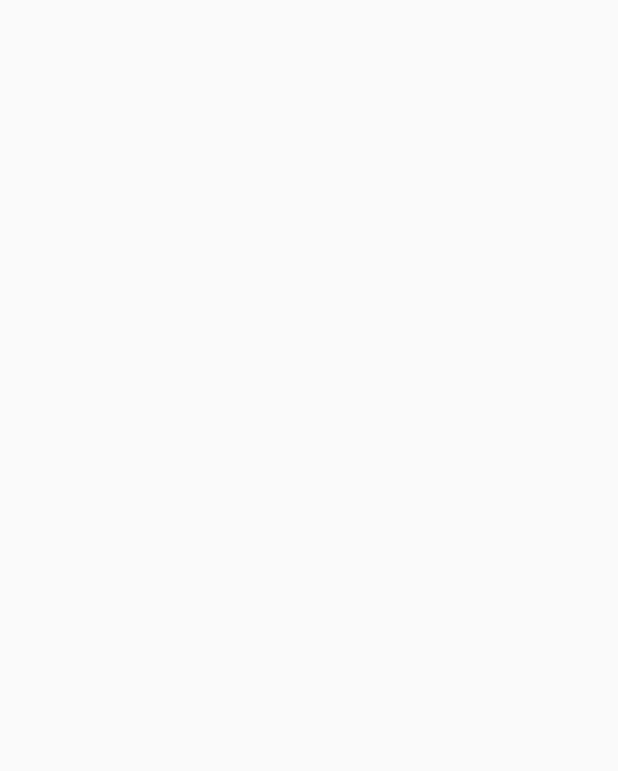
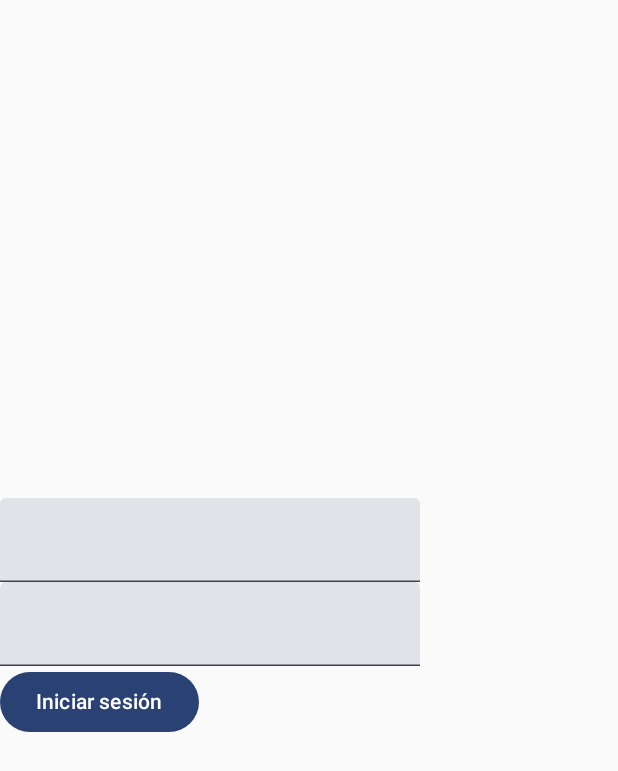
Before and after one commit to SoloSoyJuan/SafeBite, an Android app built with Jetpack Compose: the LoginScreen screen opened through its navigation route, on a phone screen of 412 x 824 dp. Before the commit the part shown is empty. Shown: the top 771 px of the screen. Run offline under Robolectric (Android 15) with nearby library versions, the phone set to English and light mode, and no system bars; our stand-ins replace Firebase (no records; nobody signed in at launch, a user with empty details on screens opened directly), livedata-compose.

```diff
--- a/app/build.gradle.kts
+++ b/app/build.gradle.kts
@@ -1,6 +1,7 @@
 plugins {
     alias(libs.plugins.android.application)
     alias(libs.plugins.jetbrains.kotlin.android)
+    alias(libs.plugins.google.gms.google.services)
 }
 
 android {
@@ -62,6 +63,8 @@ dependencies {
     implementation(libs.androidx.ui.graphics)
     implementation(libs.androidx.ui.tooling.preview)
     implementation(libs.androidx.material3)
+    implementation(libs.firebase.firestore)
+    implementation(libs.firebase.auth.ktx)
     testImplementation(libs.junit)
     androidTestImplementation(libs.androidx.junit)
     androidTestImplementation(libs.androidx.espresso.core)
--- a/app/src/main/java/com/example/safebite/MainActivity.kt
+++ b/app/src/main/java/com/example/safebite/MainActivity.kt
@@ -4,18 +4,32 @@ import android.os.Bundle
 import androidx.activity.ComponentActivity
 import androidx.activity.compose.setContent
 import androidx.activity.enableEdgeToEdge
+import androidx.compose.foundation.layout.Arrangement
+import androidx.compose.foundation.layout.Column
 import androidx.compose.foundation.layout.fillMaxSize
 import androidx.compose.foundation.layout.padding
+import androidx.compose.foundation.text.KeyboardOptions
+import androidx.compose.material3.Button
+import androidx.compose.material3.CircularProgressIndicator
 import androidx.compose.material3.Scaffold
 import androidx.compose.material3.Text
+import androidx.compose.material3.TextField
 import androidx.navigation.compose.NavHost
 import androidx.compose.runtime.Composable
+import androidx.compose.runtime.getValue
+import androidx.compose.runtime.livedata.observeAsState
+import androidx.compose.runtime.mutableStateOf
+import androidx.compose.runtime.remember
+import androidx.compose.runtime.setValue
 import androidx.compose.ui.Modifier
+import androidx.compose.ui.graphics.Color
+import androidx.compose.ui.text.input.KeyboardType
 import androidx.compose.ui.tooling.preview.Preview
 import androidx.lifecycle.viewmodel.compose.viewModel
 import androidx.navigation.NavController
 import androidx.navigation.compose.composable
 import androidx.navigation.compose.rememberNavController
+import com.example.safebite.domain.model.User
 import com.example.safebite.ui.theme.SafebiteTheme
 import com.example.safebite.viewmodel.ProfileViewModel
 import com.example.safebite.viewmodel.SignupViewModel
@@ -35,7 +49,7 @@ class MainActivity : ComponentActivity() {
 @Composable
 fun App(){
     val navController = rememberNavController()
-    NavHost(navController = navController, startDestination = "login"){
+    NavHost(navController = navController, startDestination = "signup"){
         composable("login"){ LoginScreen(navController)}
         composable("profile"){ ProfileScreen(navController)}
         composable("signup"){ SignupScreen(navController)}
@@ -44,20 +58,80 @@ fun App(){
 
 @Composable
 fun LoginScreen(navController: NavController, authViewModel:SignupViewModel = viewModel()){
+    val authState by authViewModel.authState.observeAsState()
+
+    var email by remember { mutableStateOf("") }
+    var password by remember { mutableStateOf("") }
+
+    Column(modifier = Modifier.fillMaxSize(), verticalArrangement = Arrangement.Center) {
+        TextField(value=email, onValueChange={email=it})
+        TextField(value=password, onValueChange={password=it})
+
+        if(authState == 1){
+            Text(text="Hubo un error")
+        }else if(authState == 3){
+            navController.navigate("profile")
+        }
+        Button(onClick = {
+            authViewModel.login(email,password)
+        }) {
+            Text(text="Iniciar sesión")
+        }
+    }
+}
+
+@Composable
+fun SignupScreen(navController: NavController, signupViewModel:SignupViewModel = viewModel()){
+
+    val authState = signupViewModel.authState.observeAsState()
+
+    var name by remember { mutableStateOf("")}
+    var username by remember { mutableStateOf("")}
+    var email by remember { mutableStateOf("")}
+    var password by remember { mutableStateOf("")}
+    var heightInput by remember { mutableStateOf("") }
+    var height by remember { mutableStateOf<Int?>(null)}
+    var weightInput by remember { mutableStateOf("") }
+    var weight by remember { mutableStateOf<Int?>(null)}
+
+    Scaffold(modifier = Modifier.fillMaxSize()) { paddingValues ->
+        Column(modifier = Modifier.padding(paddingValues)) {
+            TextField(value = name, onValueChange = { name = it } )
+            TextField(value = username, onValueChange = { username = it } )
+            TextField(value = email, onValueChange = { email = it } )
+            TextField(value = password, onValueChange = { password = it } )
+            TextField(value = heightInput, onValueChange = { heightInput = it },
+                keyboardOptions = KeyboardOptions.Default.copy(keyboardType = KeyboardType.Number) )
+            TextField(value = weightInput, onValueChange = { weightInput = it },
+                keyboardOptions = KeyboardOptions.Default.copy(keyboardType = KeyboardType.Number) )
+
+            if (authState.value == 1){
+                CircularProgressIndicator()
+            }else if(authState.value == 2) {
+                Text("Hubo un error", color= Color.Red)
+            }else if(authState.value == 3){
+                navController.navigate("profile")
+            }
+            Button(onClick = {
+                weight = weightInput.toIntOrNull()
+                height = heightInput.toIntOrNull()
+
+                signupViewModel.signup(
+                    User("", name, username, email, height, weight), password)
+            }){
+                Text(text = "Registrarse")
+            }
+        }
+
+    }
 
 }
+
 
 @Composable
 fun ProfileScreen(navController: NavController, profileViewModel: ProfileViewModel = viewModel()){
 
 }
-
-@Composable
-fun SignupScreen(navController: NavController, authViewModel:SignupViewModel = viewModel()){
-
-}
-
-
 
 @Preview(showBackground = true)
 @Composable
--- a/app/src/main/java/com/example/safebite/domain/model/User.kt
+++ b/app/src/main/java/com/example/safebite/domain/model/User.kt
@@ -1,8 +1,10 @@
 package com.example.safebite.domain.model
 
-data class User (
+data class User(
     var id:String="",
     var name:String="",
     var username:String="",
     var email:String="",
+    var height:Int?=0,
+    var weight: Int? =0,
 )
--- a/app/src/main/java/com/example/safebite/repository/AuthRepository.kt
+++ b/app/src/main/java/com/example/safebite/repository/AuthRepository.kt
@@ -1,24 +1,31 @@
 package com.example.safebite.repository
+
+import com.example.safebite.domain.model.User
 import com.example.safebite.service.AuthService
 import com.example.safebite.service.AuthServiceImpl
-import com.example.safebite.service.UserService
-import com.example.safebite.service.UserServiceImpl
+import com.google.firebase.auth.ktx.auth
+import com.google.firebase.ktx.Firebase
 
 interface AuthRepository {
-    suspend fun signup()
-    suspend fun login()
+    suspend fun signup(user:User, password:String)
+    suspend fun login(email:String, password:String)
 }
 
 class AuthRepositoryImpl(
     val authService: AuthService = AuthServiceImpl(),
-    val userService: UserService = UserServiceImpl()
+    val userRepository: UserRepository = UserReposotoryImpl()
 ):AuthRepository{
-    override suspend fun signup() {
-        TODO("Not yet implemented")
+    override suspend fun signup(user:User, password:String) {
+        authService.createUser(user.email, password)
+        val uid=Firebase.auth.currentUser?.uid
+        uid?.let{
+            user.id = it
+            userRepository.createUser(user)
+        }
     }
 
-    override suspend fun login() {
-        TODO("Not yet implemented")
+    override suspend fun login(email: String, password: String) {
+        authService.loginWithEmailandPassword(email, password)
     }
 
 }
--- a/build.gradle.kts
+++ b/build.gradle.kts
@@ -2,4 +2,5 @@
 plugins {
     alias(libs.plugins.android.application) apply false
     alias(libs.plugins.jetbrains.kotlin.android) apply false
+    alias(libs.plugins.google.gms.google.services) apply false
 }
--- a/gradle/libs.versions.toml
+++ b/gradle/libs.versions.toml
@@ -8,6 +8,9 @@ espressoCore = "3.6.1"
 lifecycleRuntimeKtx = "2.8.6"
 activityCompose = "1.9.2"
 composeBom = "2024.04.01"
+googleGmsGoogleServices = "4.4.2"
+firebaseFirestore = "25.1.0"
+firebaseAuthKtx = "23.0.0"
 
 [libraries]
 androidx-core-ktx = { group = "androidx.core", name = "core-ktx", version.ref = "coreKtx" }
@@ -24,7 +27,10 @@ androidx-ui-tooling-preview = { group = "androidx.compose.ui", name = "ui-toolin
 androidx-ui-test-manifest = { group = "androidx.compose.ui", name = "ui-test-manifest" }
 androidx-ui-test-junit4 = { group = "androidx.compose.ui", name = "ui-test-junit4" }
 androidx-material3 = { group = "androidx.compose.material3", name = "material3" }
+firebase-firestore = { group = "com.google.firebase", name = "firebase-firestore", version.ref = "firebaseFirestore" }
+firebase-auth-ktx = { group = "com.google.firebase", name = "firebase-auth-ktx", version.ref = "firebaseAuthKtx" }
 
 [plugins]
 android-application = { id = "com.android.application", version.ref = "agp" }
 jetbrains-kotlin-android = { id = "org.jetbrains.kotlin.android", version.ref = "kotlin" }
+google-gms-google-services = { id = "com.google.gms.google-services", version.ref = "googleGmsGoogleServices" }
```
Also changed, not shown: app/src/main/java/com/example/safebite/repository/UserRepository.kt (+8 -2 lines), app/src/main/java/com/example/safebite/service/AuthService.kt (+5 -3 lines), app/src/main/java/com/example/safebite/service/UserService.kt (+15 -2 lines), app/src/main/java/com/example/safebite/viewmodel/SignupViewModel.kt (+34 -4 lines), 1 other file.
